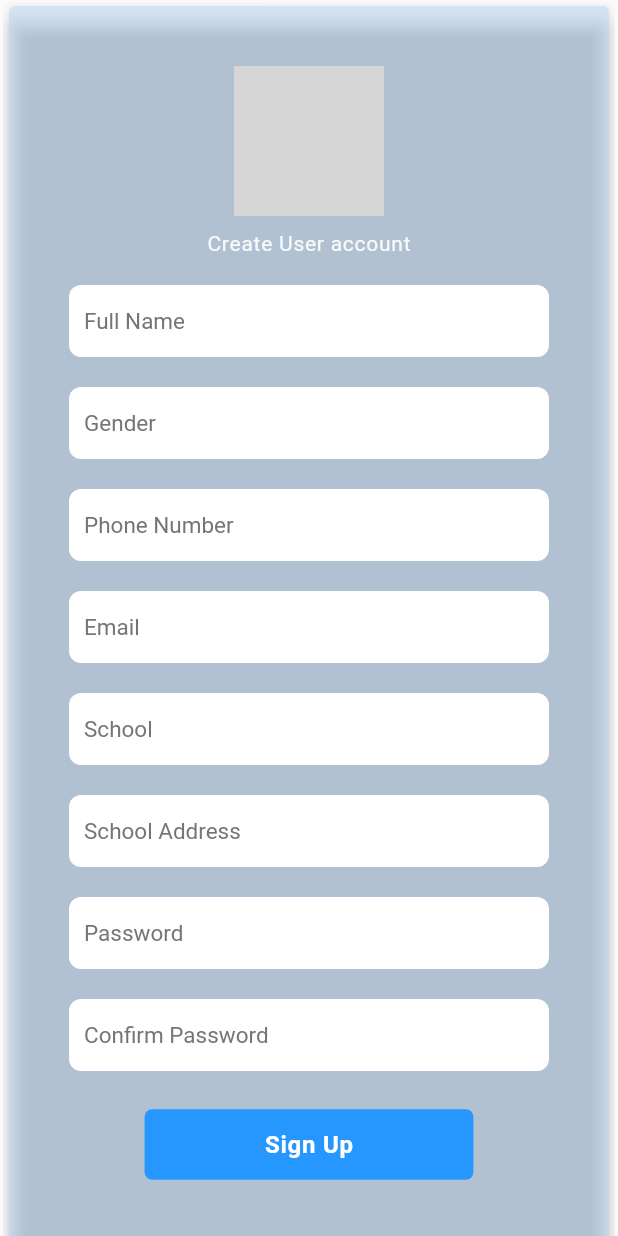
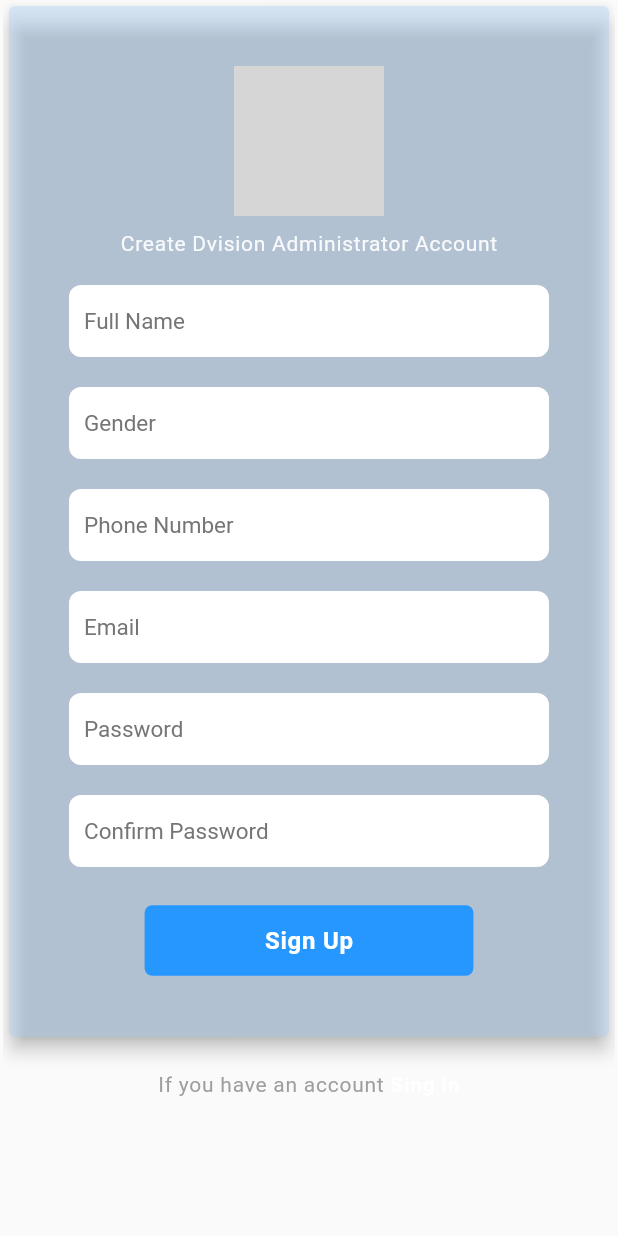
Before and after one commit to MarVills/e-evaluation, a Flutter app: what registerAsSchoolHeadAdmin() shows on an empty page, opened directly, on a phone screen of 412 x 824 dp. Run offline on Flutter 3.47's test engine with Material 2 defaults, Android fonts, the phone set to English and light mode, and no system bars; our stand-ins replace firebase_core, simple_animations, supercharged; accounts and stored records are empty; network calls fail; grey boxes are pictures that could not be loaded.

```diff
--- a/lib/authentication/register-components.dart
+++ b/lib/authentication/register-components.dart
@@ -38,7 +38,7 @@ Widget registerAsSchoolHeadAdmin(context) {
                   const SizedBox(height: 10),
                   Container(
                     child: Text(
-                      "Create User account",
+                      "Create Dvision Administrator Account",
                       style: TextStyle(
                           color: Colors.white.withOpacity(0.9),
                           letterSpacing: 0.5),
@@ -72,20 +72,20 @@ Widget registerAsSchoolHeadAdmin(context) {
                     hint: "Email",
                     hasBorder: false,
                   ),
-                  const SizedBox(height: 20),
-                  inputField(
-                    controller: schoolController,
-                    validator: null,
-                    hint: "School",
-                    hasBorder: false,
-                  ),
-                  const SizedBox(height: 20),
-                  inputField(
-                    controller: schoolAddressController,
-                    validator: null,
-                    hint: "School Address",
-                    hasBorder: false,
-                  ),
+                  // const SizedBox(height: 20),
+                  // inputField(
+                  //   controller: schoolController,
+                  //   validator: null,
+                  //   hint: "School",
+                  //   hasBorder: false,
+                  // ),
+                  // const SizedBox(height: 20),
+                  // inputField(
+                  //   controller: schoolAddressController,
+                  //   validator: null,
+                  //   hint: "School Address",
+                  //   hasBorder: false,
+                  // ),
                   const SizedBox(height: 20),
                   inputField(
                     controller: passwordController,
```
Also changed, not shown: lib/authentication/login.dart (+11 -6 lines), lib/views/division-administrator/div-admin-dashboard.dart (+9 -2 lines), lib/widgets/tables.dart (added, +47 -0 lines).
